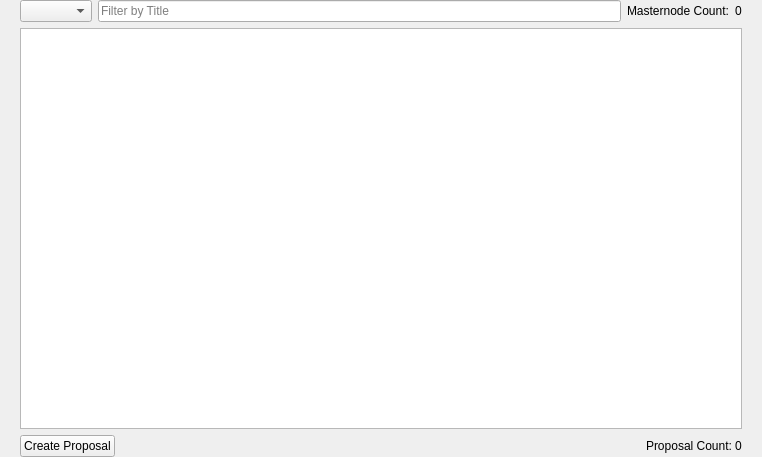
kwvg/dash, file src/qt/forms/governancelist.ui: the form before one commit.
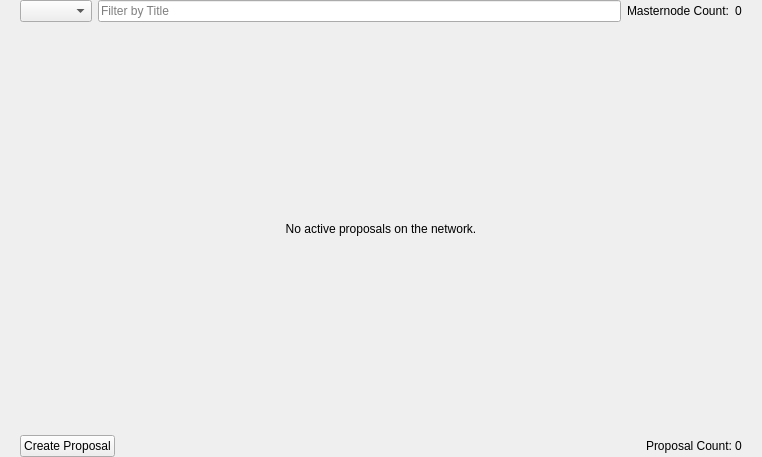
The form after the commit. The open tabs and pages were chosen to show the change.

Commit message: qt: add blank canvas if there's no proposals to display

The edit to the form file:
```diff
--- a/src/qt/forms/governancelist.ui
+++ b/src/qt/forms/governancelist.ui
@@ -79,7 +79,49 @@
       </layout>
      </item>
      <item>
-      <widget class="QTableView" name="govTableView">
+      <widget class="QStackedWidget" name="proposalStack">
+       <widget class="QTableView" name="govTableView">
+       </widget>
+       <widget class="QWidget" name="emptyPage">
+        <layout class="QVBoxLayout" name="emptyLayout">
+         <item>
+          <spacer name="emptySpacerTop">
+           <property name="orientation">
+            <enum>Qt::Vertical</enum>
+           </property>
+           <property name="sizeHint" stdset="0">
+            <size>
+             <width>20</width>
+             <height>40</height>
+            </size>
+           </property>
+          </spacer>
+         </item>
+         <item>
+          <widget class="QLabel" name="emptyLabel">
+           <property name="text">
+            <string>No active proposals on the network.</string>
+           </property>
+           <property name="alignment">
+            <set>Qt::AlignCenter</set>
+           </property>
+          </widget>
+         </item>
+         <item>
+          <spacer name="emptySpacerBottom">
+           <property name="orientation">
+            <enum>Qt::Vertical</enum>
+           </property>
+           <property name="sizeHint" stdset="0">
+            <size>
+             <width>20</width>
+             <height>40</height>
+            </size>
+           </property>
+          </spacer>
+         </item>
+        </layout>
+       </widget>
       </widget>
      </item>
      <item>
```
The commit also changes 2 other files.
